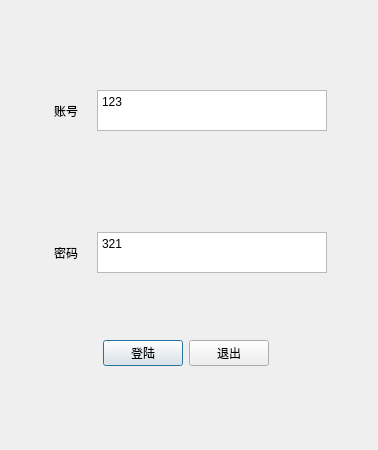
First picture: the form in MyQQ/login.ui, repository CircleMonogatari/qianyueyin, before the edit.
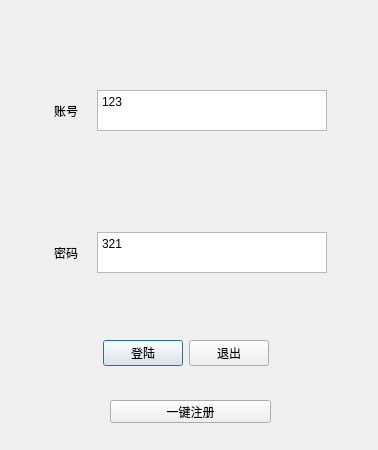
Second picture: the form after the edit.

Patch:
```diff
--- a/MyQQ/login.ui
+++ b/MyQQ/login.ui
@@ -207,6 +207,19 @@
     </item>
    </layout>
   </widget>
+  <widget class="QPushButton" name="pushButton_3">
+   <property name="geometry">
+    <rect>
+     <x>110</x>
+     <y>400</y>
+     <width>161</width>
+     <height>23</height>
+    </rect>
+   </property>
+   <property name="text">
+    <string>一键注册</string>
+   </property>
+  </widget>
  </widget>
  <resources/>
  <connections/>
```
